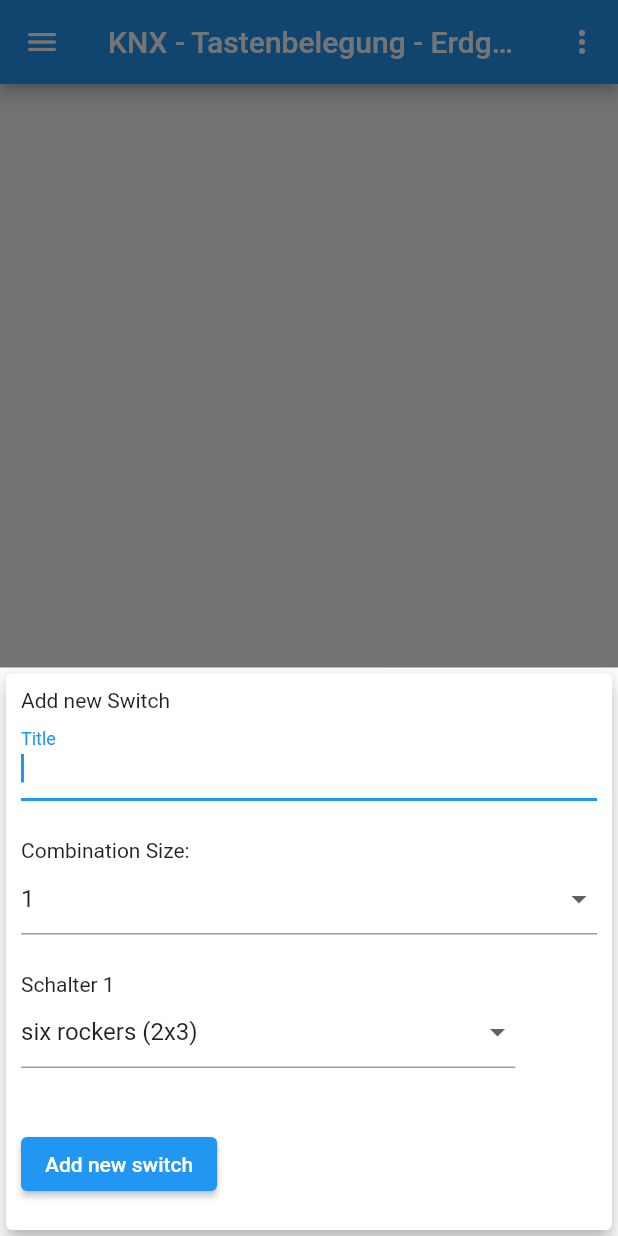
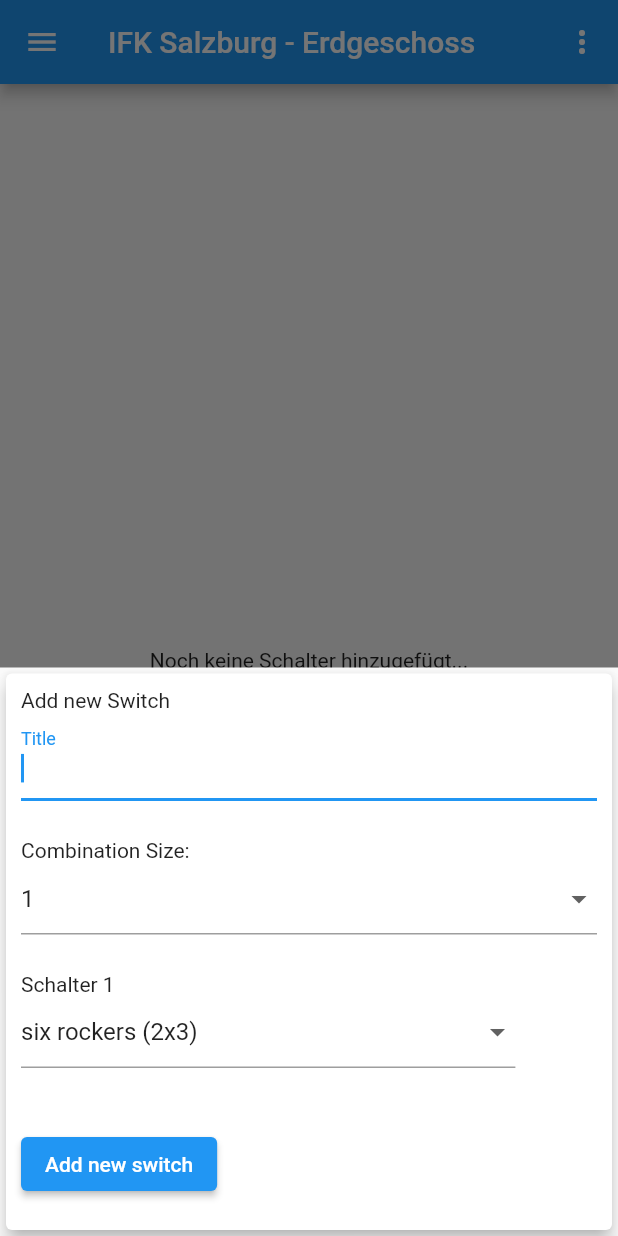
Before and after one commit to ThreeLakeGames/knx_keybinding_tool, a Flutter app: the screen it shows after launch, after a tap on the "add" icon, on a phone screen of 412 x 824 dp. Run offline on Flutter 3.47's test engine with Material 2 defaults, Android fonts, the phone set to English and light mode, and no system bars; our stand-ins replace pdf, printing.

Commit message:
project Settings --> ptoject title

```diff
--- a/lib/main.dart
+++ b/lib/main.dart
@@ -2,6 +2,7 @@ import 'package:flutter/material.dart';
 import 'package:knx_keybinding_tool/provider/main_area_data.dart';
 import 'package:knx_keybinding_tool/screens/main_overview_screen.dart';
 import 'package:knx_keybinding_tool/screens/pdf_preview_screen.dart';
+import 'package:knx_keybinding_tool/screens/project_settings_screen.dart';
 import 'package:provider/provider.dart';
 
 void main() {
@@ -13,7 +14,7 @@ class MyApp extends StatelessWidget {
   @override
   Widget build(BuildContext context) {
     return ChangeNotifierProvider(
-      create: (_) => MainAreaData(),
+      create: (_) => MainAreaData("IFK Salzburg"),
       child: MaterialApp(
         debugShowCheckedModeBanner: false,
         title: 'Flutter Demo',
@@ -23,6 +24,7 @@ class MyApp extends StatelessWidget {
         home: MainOverviewScreen(),
         routes: {
           PdfPreviewScreen.routeName: (ctx) => PdfPreviewScreen(),
+          ProjectSettingsScreen.routeName: (ctx) => ProjectSettingsScreen(),
         },
       ),
     );
--- a/lib/provider/main_area_data.dart
+++ b/lib/provider/main_area_data.dart
@@ -2,6 +2,7 @@ import 'package:flutter/material.dart';
 import 'package:knx_keybinding_tool/provider/sub_area_data.dart';
 
 class MainAreaData with ChangeNotifier {
+  String projectName;
   List<SubAreaData> subAreas = [
     SubAreaData("Erdgeschoss", 0, DateTime.now().toString(), []),
     SubAreaData("Obergeschoss", 1, DateTime.now().toString(), []),
@@ -9,7 +10,7 @@ class MainAreaData with ChangeNotifier {
 
   int currentSubAreaIndex = 0;
 
-  MainAreaData();
+  MainAreaData(this.projectName);
 
   SubAreaData get currentSubArea {
     // notifyListeners();
--- a/lib/screens/main_overview_screen.dart
+++ b/lib/screens/main_overview_screen.dart
@@ -1,6 +1,7 @@
 import 'package:flutter/material.dart';
 import 'package:knx_keybinding_tool/provider/main_area_data.dart';
 import 'package:knx_keybinding_tool/screens/pdf_preview_screen.dart';
+import 'package:knx_keybinding_tool/screens/project_settings_screen.dart';
 import 'package:knx_keybinding_tool/widgets/main_drawer.dart';
 import 'package:knx_keybinding_tool/widgets/new_sub_area.dart';
 import 'package:knx_keybinding_tool/widgets/new_switch.dart';
@@ -26,8 +27,9 @@ class _MainOverviewScreenState extends State<MainOverviewScreen> {
               },
               itemBuilder: (ctx) => appBarItems(context))
         ],
-        title:
-            Text("KNX - Tastenbelegung - " + mainAreaData.currentSubArea.title),
+        title: Text(mainAreaData.projectName +
+            " - " +
+            mainAreaData.currentSubArea.title),
       ),
       floatingActionButton: FloatingActionButton(
         child: Icon(Icons.add),
@@ -36,10 +38,7 @@ class _MainOverviewScreenState extends State<MainOverviewScreen> {
         },
       ),
       drawer: MainDrawer(_startAddNewArea),
-      body:
-          // panEnabled: ,
-          // boundaryMargin: EdgeInsets.all(double.infinity),
-          Container(
+      body: Container(
         width: double.infinity,
         height: double.infinity,
         child: IndexedStack(
@@ -72,6 +71,8 @@ class _MainOverviewScreenState extends State<MainOverviewScreen> {
       Provider.of<MainAreaData>(ctx, listen: false).deleteCurrentSubArea();
     } else if (value == "export") {
       Navigator.of(context).pushNamed(PdfPreviewScreen.routeName);
+    } else if (value == "project-settings") {
+      Navigator.of(context).pushNamed(ProjectSettingsScreen.routeName);
     }
   }
 
@@ -105,7 +106,7 @@ class _MainOverviewScreenState extends State<MainOverviewScreen> {
             Text("  project settings"),
           ],
         ),
-        value: "edit",
+        value: "project-settings",
       ),
       PopupMenuItem<String>(
         child: Row(
--- a/lib/screens/pdf_preview_screen.dart
+++ b/lib/screens/pdf_preview_screen.dart
@@ -1,5 +1,4 @@
 import 'package:flutter/material.dart';
-import 'package:flutter/services.dart';
 import 'package:knx_keybinding_tool/pdf_widgets/pdf_sub_area.dart';
 import 'package:knx_keybinding_tool/provider/main_area_data.dart';
 import 'package:pdf/pdf.dart';
--- a/lib/widgets/sub_area_overview.dart
+++ b/lib/widgets/sub_area_overview.dart
@@ -10,12 +10,18 @@ class SubAreaOverview extends StatelessWidget {
   Widget build(BuildContext context) {
     final switchCombinationDataList =
         Provider.of<SubAreaData>(context).switchCombinationList;
-    return SingleChildScrollView(
+
+    return switchCombinationDataList.isEmpty
+        ? Center(
+            child: Text("Noch keine Schalter hinzugefügt..."),
+          )
+        : SingleChildScrollView(
             child: Padding(
               padding: const EdgeInsets.all(50.0),
               child: Wrap(
                 spacing: 50,
-          children: _buildSwitchCombinationItems(switchCombinationDataList),
+                children:
+                    _buildSwitchCombinationItems(switchCombinationDataList),
               ),
             ),
           );
```
Also changed, not shown: lib/screens/project_settings_screen.dart (+88 -5 lines). Lines whose indentation alone changed are shown as unchanged.
